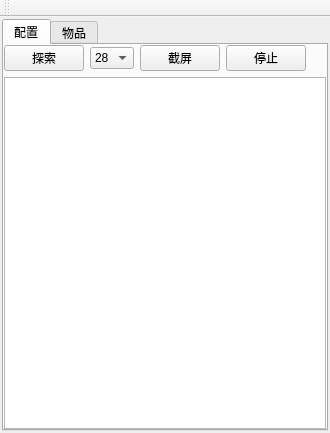
Before: the Qt Designer form yys_script/yys_script.ui in Lilith90s/yys_script, drawn with Qt 5.
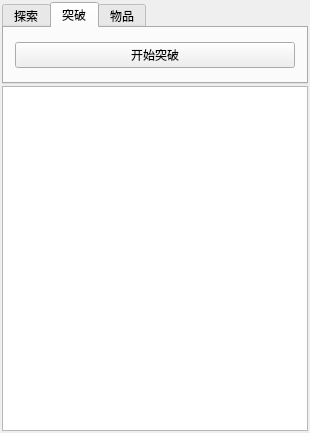
After: the same form once the commit is applied. Icons and pictures are not drawn.

Commit message: 增加结界突破功能

The edit to the form file:
```diff
--- a/yys_script/yys_script.ui
+++ b/yys_script/yys_script.ui
@@ -6,7 +6,7 @@
    <rect>
     <x>0</x>
     <y>0</y>
-    <width>330</width>
+    <width>299</width>
     <height>433</height>
    </rect>
   </property>
@@ -14,7 +14,10 @@
    <string>yys_script</string>
   </property>
   <widget class="QWidget" name="centralWidget">
-   <layout class="QHBoxLayout" name="horizontalLayout_2">
+   <layout class="QVBoxLayout" name="verticalLayout" stretch="1,10">
+    <property name="spacing">
+     <number>2</number>
+    </property>
     <property name="leftMargin">
      <number>2</number>
     </property>
@@ -30,11 +33,11 @@
     <item>
      <widget class="QTabWidget" name="tabWidget">
       <property name="currentIndex">
-       <number>0</number>
+       <number>1</number>
       </property>
       <widget class="QWidget" name="tab">
        <attribute name="title">
-        <string>配置</string>
+        <string>探索</string>
        </attribute>
        <layout class="QVBoxLayout" name="verticalLayout_2">
         <property name="leftMargin">
@@ -54,7 +57,7 @@
           <item>
            <widget class="QPushButton" name="ExploreButton">
             <property name="text">
-             <string>探索</string>
+             <string>开始</string>
             </property>
            </widget>
           </item>
@@ -82,7 +85,7 @@
           <item>
            <widget class="QPushButton" name="stopButton">
             <property name="text">
-             <string>停止</string>
+             <string>暂停</string>
             </property>
            </widget>
           </item>
@@ -101,8 +104,19 @@
           </item>
          </layout>
         </item>
+       </layout>
+      </widget>
+      <widget class="QWidget" name="tab_3">
+       <attribute name="title">
+        <string>突破</string>
+       </attribute>
+       <layout class="QVBoxLayout" name="verticalLayout_3">
         <item>
-         <widget class="QTextBrowser" name="logBrowser"/>
+         <widget class="QPushButton" name="startBreakButton">
+          <property name="text">
+           <string>开始突破</string>
+          </property>
+         </widget>
         </item>
        </layout>
       </widget>
@@ -159,26 +173,11 @@
       </widget>
      </widget>
     </item>
+    <item>
+     <widget class="QListWidget" name="listWidget"/>
+    </item>
    </layout>
   </widget>
-  <widget class="QMenuBar" name="menuBar">
-   <property name="geometry">
-    <rect>
-     <x>0</x>
-     <y>0</y>
-     <width>330</width>
-     <height>23</height>
-    </rect>
-   </property>
-  </widget>
-  <widget class="QToolBar" name="mainToolBar">
-   <attribute name="toolBarArea">
-    <enum>TopToolBarArea</enum>
-   </attribute>
-   <attribute name="toolBarBreak">
-    <bool>false</bool>
-   </attribute>
-  </widget>
  </widget>
  <layoutdefault spacing="6" margin="11"/>
  <resources>
```
The commit also changes 42 other files.
